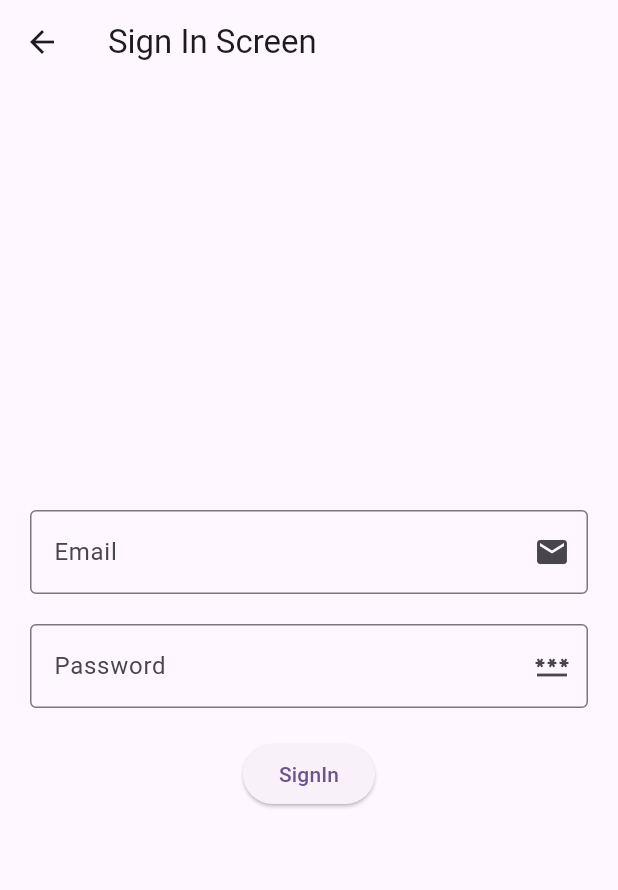
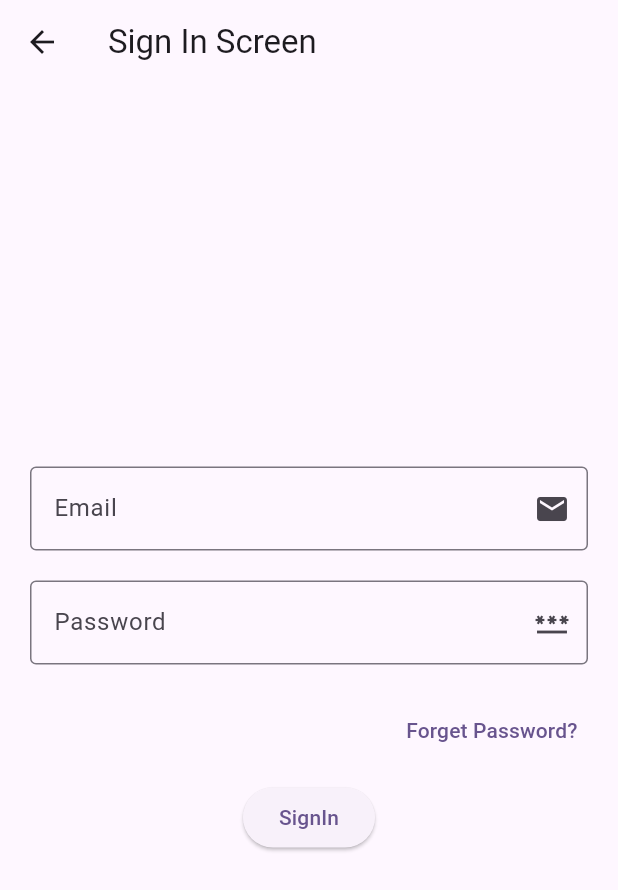
Before and after one commit to gokulIosDev/test_project, a Flutter app: the SignInScreen screen opened directly, on a phone screen of 412 x 824 dp. Shown: the top 890 px of the screen. Run offline on Flutter 3.47's test engine with Material 3 defaults, Android fonts, the phone set to English and light mode, and no system bars; our stand-ins replace firebase_auth, firebase_core; accounts and stored records are empty.

```diff
--- a/lib/signIn/signInScreen.dart
+++ b/lib/signIn/signInScreen.dart
@@ -4,6 +4,7 @@ import 'dart:ui';
 import 'package:firebase_auth/firebase_auth.dart';
 import 'package:flutter/material.dart';
 import 'package:project/firebase/widgets/uihelper.dart';
+import 'package:project/forget/forgetPassword.dart';
 
 class SignInScreen extends StatefulWidget {
   const SignInScreen({super.key});
@@ -35,13 +36,32 @@ class _SignInScreenState extends State<SignInScreen> {
           SizedBox(
             height: 20,
           ),
+          Row(
+            mainAxisAlignment: MainAxisAlignment.end,
+            children: [
+              Padding(
+                padding: const EdgeInsets.only(right: 15),
+                child: TextButton(
+                    onPressed: () {
+                      Navigator.push(
+                          context,
+                          MaterialPageRoute(
+                              builder: (context) => ForgetPasswordScreen()));
+                    },
+                    child: Text("Forget Password?")),
+              )
+            ],
+          ),
+          SizedBox(
+            height: 10,
+          ),
           ElevatedButton(
               onPressed: () {
                 signIn(
                     email: emailController.text.toString(),
                     password: passwordController.text.toString());
               },
-              child: Text("SignIn"))
+              child: Text("SignIn")),
         ],
       ),
     );
```
Also changed, not shown: lib/firebase/signup/signupScreen.dart (+8 -3 lines), lib/forget/forgetPassword.dart (added, +53 -0 lines).
